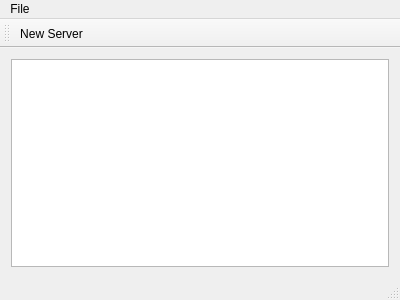
Qt form mainwindow.ui (rodrigos01/MoovServerManager) before a commit.
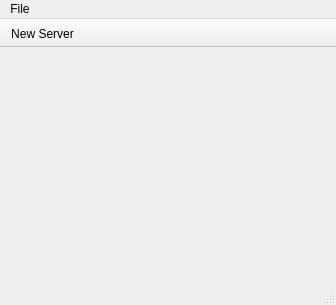
The same form after that commit.

```diff
--- a/mainwindow.ui
+++ b/mainwindow.ui
@@ -6,8 +6,8 @@
    <rect>
     <x>0</x>
     <y>0</y>
-    <width>400</width>
-    <height>300</height>
+    <width>336</width>
+    <height>305</height>
    </rect>
   </property>
   <property name="windowTitle">
@@ -16,7 +16,7 @@
   <widget class="QWidget" name="centralWidget">
    <layout class="QHBoxLayout" name="horizontalLayout">
     <item>
-     <widget class="QTableView" name="tblServers"/>
+     <layout class="QVBoxLayout" name="vLayout"/>
     </item>
    </layout>
   </widget>
@@ -25,7 +25,7 @@
     <rect>
      <x>0</x>
      <y>0</y>
-     <width>400</width>
+     <width>336</width>
      <height>25</height>
     </rect>
    </property>
@@ -44,7 +44,7 @@
     <string>toolBar</string>
    </property>
    <property name="movable">
-    <bool>true</bool>
+    <bool>false</bool>
    </property>
    <property name="floatable">
     <bool>true</bool>
```
Left out of the diff: 2 changed lines with no effect on the pictures.
